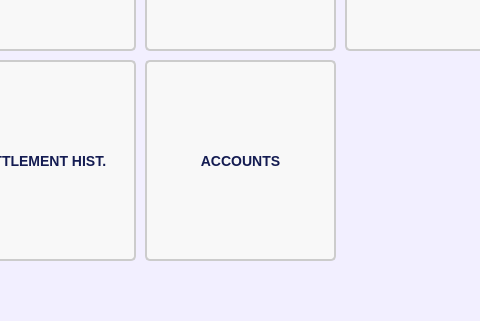
Qt form Resources/UIs/AdminPages/TrashBin/trashbin.ui (Yohhannn/Barangay-Records-Statistics-System) before a commit; both pictures show x 755 to 1235 and y 400 to 721 of the 1350 by 850 pixel window.
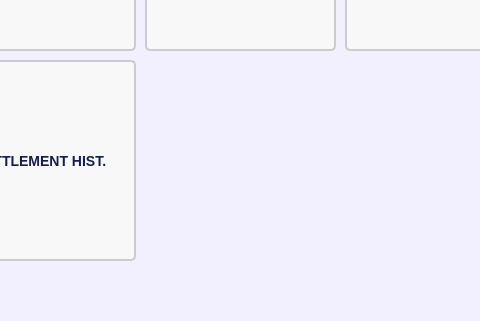
The same form after that commit. Icons and pictures are not drawn.

Commit message: Removed account bin

```diff
--- a/Resources/UIs/AdminPages/TrashBin/trashbin.ui
+++ b/Resources/UIs/AdminPages/TrashBin/trashbin.ui
@@ -1463,65 +1463,6 @@
       <enum>Qt::ToolButtonStyle::ToolButtonTextUnderIcon</enum>
      </property>
     </widget>
-    <widget class="QToolButton" name="trashbin_btn_accounts">
-     <property name="geometry">
-      <rect>
-       <x>630</x>
-       <y>280</y>
-       <width>191</width>
-       <height>201</height>
-      </rect>
-     </property>
-     <property name="font">
-      <font>
-       <family>Arial</family>
-       <pointsize>-1</pointsize>
-       <bold>true</bold>
-      </font>
-     </property>
-     <property name="cursor">
-      <cursorShape>PointingHandCursor</cursorShape>
-     </property>
-     <property name="styleSheet">
-      <string notr="true">#trashbin_btn_accounts {
-    background-color: #f8f8f8;
-    color: #141c52;
-    border-radius: 5px;
-    border: 2px solid #ccc;
-    padding: 25px; /* Adds space inside the button */
-    font-size: 14px; /* Text size */
-    text-align: center; /* Ensures text is centered */
-    qproperty-iconSize: 120px 120px; /* Adjust icon size */
-}
-
-#trashbin_btn_accounts:hover {
-    background-color: #e2e5ff; /* Slightly lighter blue when hovered */
-}
-#trashbin_btn_accounts:pressed {
-    background-color: #c8cbef; /* Darker blue when clicked */
-}
-
-#trashbin_btn_accounts::icon {
-    margin-bottom: 10px; /* Space between the icon and text */
-}</string>
-     </property>
-     <property name="text">
-      <string>ACCOUNTS</string>
-     </property>
-     <property name="icon">
-      <iconset>
-       <normaloff>../../Icons/General_Icons/icon_admin_control.png</normaloff>../../Icons/General_Icons/icon_admin_control.png</iconset>
-     </property>
-     <property name="iconSize">
-      <size>
-       <width>120</width>
-       <height>120</height>
-      </size>
-     </property>
-     <property name="toolButtonStyle">
-      <enum>Qt::ToolButtonStyle::ToolButtonTextUnderIcon</enum>
-     </property>
-    </widget>
    </widget>
    <widget class="QFrame" name="table_titleFrameStatistics">
     <property name="geometry">
```
